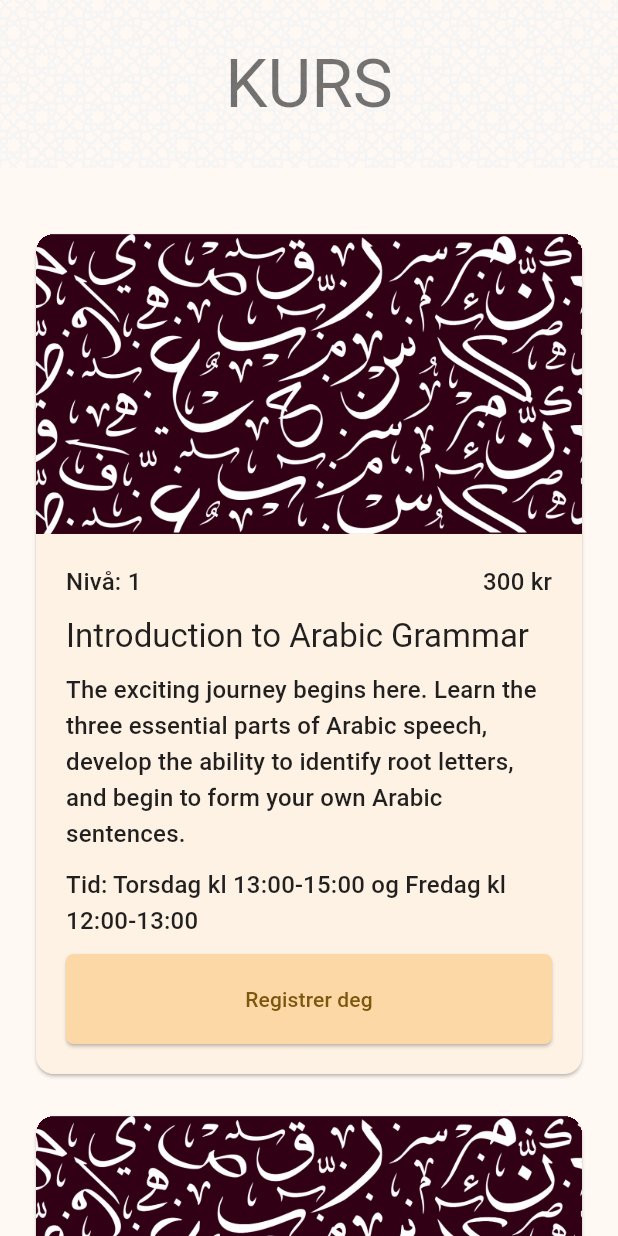
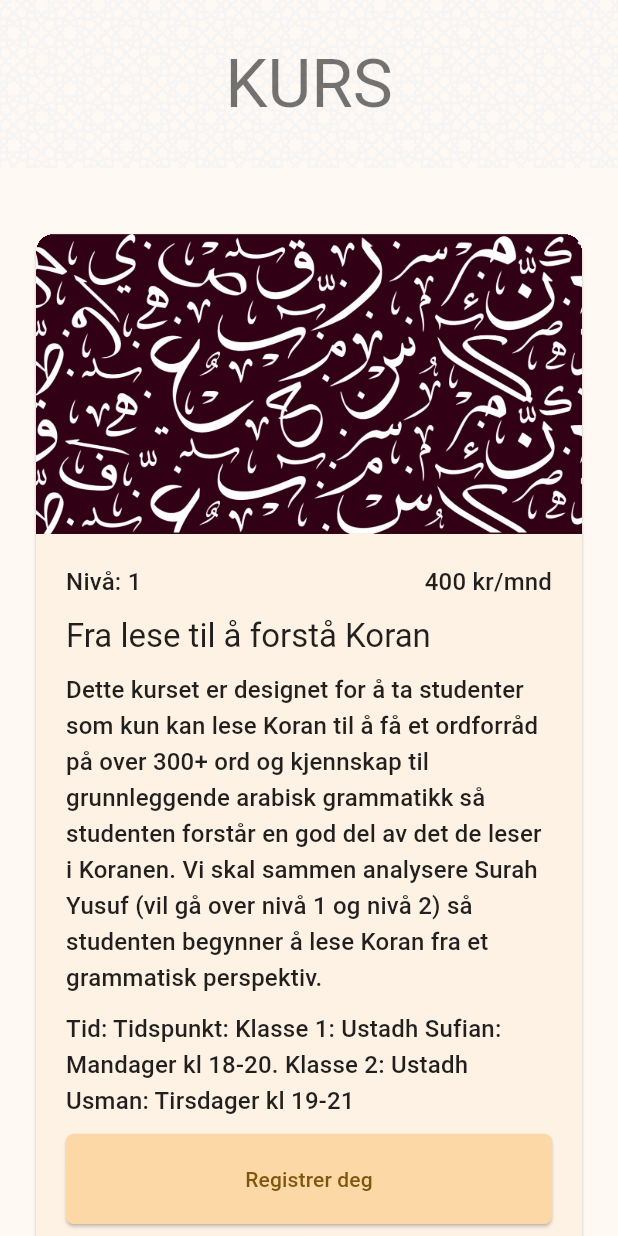
Before and after one commit to sohaibnomanahmed/alif, a Flutter app: the CoursesPage widget shown alone on an empty page, opened directly, on a phone screen of 412 x 824 dp. Run offline on Flutter 3.47's test engine with Material 2 defaults, Android fonts, the phone set to English and light mode, and no system bars; our stand-ins replace go_router, google_fonts, routemaster; missing offline and left inert: flutter_email_sender, gsheets; key blocks and very long unbroken strings in the code were emptied for the run.

Commit message:
Change course ifo and add cname.

```diff
--- a/lib/home/courses_page.dart
+++ b/lib/home/courses_page.dart
@@ -27,30 +27,44 @@ class CoursesPage extends StatelessWidget {
           const SizedBox(height: 30),
           const CourseCard(
             image: 'assets/images/course.jpeg',
-            name: 'Introduction to Arabic Grammar',
+            name: 'Fra lese til å forstå Koran',
             description:
-                'The exciting journey begins here. Learn the three essential parts of Arabic speech, develop the ability to identify root letters, and begin to form your own Arabic sentences.',
-            price: '300 kr',
-            time: "Torsdag kl 13:00-15:00 og Fredag kl 12:00-13:00",
+                'Dette kurset er designet for å ta studenter som kun kan lese Koran til å få et ordforråd på over 300+ ord og kjennskap til grunnleggende arabisk grammatikk så studenten forstår en god del av det de leser i Koranen. Vi skal sammen analysere Surah Yusuf (vil gå over nivå 1 og nivå 2) så studenten begynner å lese Koran fra et grammatisk perspektiv.',
+            price: '400 kr/mnd',
+            time:
+                "Tidspunkt: Klasse 1: Ustadh Sufian: Mandager kl 18-20. Klasse 2: Ustadh Usman: Tirsdager kl 19-21",
             level: "1",
+            isAvaiable: true,
           ),
           const CourseCard(
             image: 'assets/images/course.jpeg',
-            name: 'Intermediate Arabic Grammar',
+            name: 'Anvendelse av arabisk grammatikk',
             description:
-                'The exciting journey begins here. Learn the three essential parts of Arabic speech, develop the ability to identify root letters, and begin to form your own Arabic sentences.',
-            price: '300 kr',
-            time: "Mandag kl 13:00-15:00",
+                'På dette nivået tar vi steget videre fra nivå 1 og anvende ting vi har lært på forskjellige tekster. Kurset baserer seg på mye praktisk anvendelse av kunnskapene av nivå 1, slik at studentene lærer å ta med seg kunnskapene i hverdagen samt mange unntak til regler som arabisk grammatikk inneholder.',
+            price: 'Kommer snart...',
+            time: "Kommer snart...",
             level: "2",
+            isAvaiable: false,
           ),
           const CourseCard(
             image: 'assets/images/course.jpeg',
-            name: 'Advanced Arabic Grammar I',
+            name: 'Fordypning i Kasus endelsers (الإعراب)',
             description:
-                'The exciting journey begins here. Learn the three essential parts of Arabic speech, develop the ability to identify root letters, and begin to form your own Arabic sentences.',
-            price: '500 kr',
-            time: "Torsdag kl 13:00-15:00 og Fredag kl 12:00-13:00",
+                'Dette kurset er designet for studenter som kan ca 700+ arabiske ord, bøye substantiv og verb, kjenne til de 10 verbformene, skrive nominelle og verbale setninger. Tilsvarende studert nivå 1 og nivå 2 hos Alif (Eller studert 1-2 år med Ustadh Sufian eller Ustadh Uthman tidligere fra Rabita eller ICC). Her vil vi gå i dybden av Kasus endelsers (الإعراب) og etter endt kurs studentene skal være på et viderekommen nivå hvor de kan lese tekster uten kasus endelser og selv kunne analysere grammatikken og vite hvilken الإعراب et ord skal ha, dette gjelder også de fleste koran vers. Per 2023 er nivå 3 delt i to med en egen klasse for språkferdigheter hvor studentene kun snakker arabisk.',
+            price: '400 kr/mnd',
+            time:
+                "Tidspunkt: Torsdager: kl 18-21 (Ustadh Sufian og Ustadh Usman)",
             level: "3",
+            isAvaiable: true,
+          ),
+          const CourseCard(
+            image: 'assets/images/course.jpeg',
+            name: 'Fordypning i Kasus endelsers (الإعراب)',
+            description: 'kommer snart...',
+            price: 'Kommer snart...',
+            time: "Kommer snart...",
+            level: "4",
+            isAvaiable: false,
           ),
           const SizedBox(height: 30),
           const Footer()
--- a/lib/home/widgets/course_card.dart
+++ b/lib/home/widgets/course_card.dart
@@ -10,6 +10,7 @@ class CourseCard extends StatefulWidget {
   final String level;
   final String time;
   final String price;
+  final bool isAvaiable;
 
   const CourseCard({
     super.key,
@@ -19,6 +20,7 @@ class CourseCard extends StatefulWidget {
     required this.level,
     required this.time,
     required this.price,
+    required this.isAvaiable,
   });
 
   @override
@@ -69,7 +71,8 @@ class _CourseCardState extends State<CourseCard> {
               style: Theme.of(context).textTheme.titleMedium),
           const SizedBox(height: 10),
           ElevatedButton(
-              onPressed: () {
+              onPressed: widget.isAvaiable
+                  ? () {
                       Navigator.of(context).push(MaterialPageRoute(
                           builder: ((context) => RegPage(
                               courseImage: widget.image,
@@ -77,7 +80,8 @@ class _CourseCardState extends State<CourseCard> {
                               description: widget.description,
                               price: widget.price,
                               level: widget.level))));
-              },
+                    }
+                  : null,
               child: const Text("Registrer deg"))
         ],
       ),
```
Also changed, not shown: 1 other file. Lines whose indentation alone changed are shown as unchanged.
